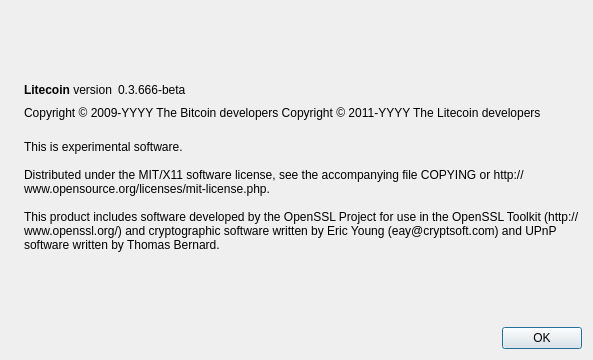
Before: the Qt Designer form src/qt/forms/aboutdialog.ui in kR105-zz/catcoin, drawn with Qt 5.
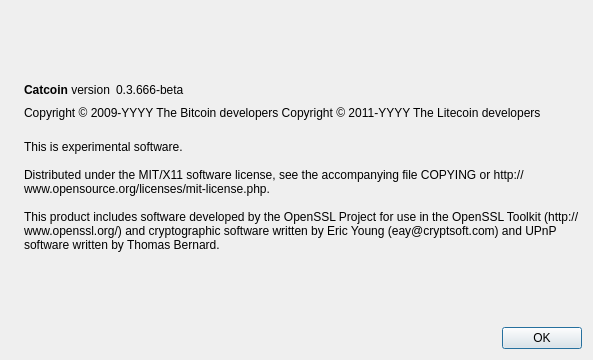
After: the same form once the commit is applied. Icons and pictures are not drawn.

Commit message: Catcoin rebranding

What changed in the file:
```diff
--- a/src/qt/forms/aboutdialog.ui
+++ b/src/qt/forms/aboutdialog.ui
@@ -50,7 +50,7 @@
           <cursorShape>IBeamCursor</cursorShape>
          </property>
          <property name="text">
-          <string>&lt;b&gt;Litecoin&lt;/b&gt; version</string>
+          <string>&lt;b&gt;Catcoin&lt;/b&gt; version</string>
          </property>
          <property name="textInteractionFlags">
           <set>Qt::LinksAccessibleByMouse|Qt::TextSelectableByKeyboard|Qt::TextSelectableByMouse</set>
```
Left out of the diff: 2 changed lines with no effect on the pictures. The commit also changes 107 other files.
